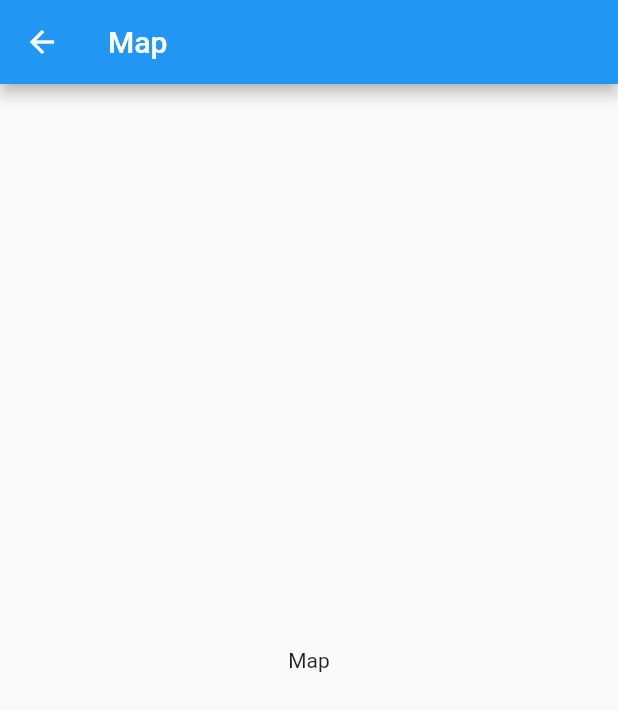
After one commit to YeonJeans/flutter-study, a Flutter app: the screen it shows after launch, after a tap on "CALL", on a phone screen of 412 x 824 dp. The commit adds this screen. Shown: the top 711 px of the screen. Run offline on Flutter 3.47's test engine with Material 2 defaults, Android fonts, the phone set to English and light mode, and no system bars.

Commit message:
[week3] 화면 이동

```diff
--- a/남수연/week2/my_app/lib/main.dart
+++ b/남수연/week2/my_app/lib/main.dart
@@ -1,4 +1,5 @@
 import 'package:flutter/material.dart';
+import 'map.dart';
 
 void main() {
   runApp(const MyApp());
@@ -10,13 +11,28 @@ class MyApp extends StatelessWidget {
   // This widget is the root of your application.
   @override
   Widget build(BuildContext context) {
+    double densityAmt = -1.0;
+    VisualDensity density =
+        VisualDensity(horizontal: densityAmt, vertical: densityAmt);
+
+    return MaterialApp(
+      initialRoute: '/',
+      routes: {
+        '/': (context) => Home(),
+        '/map': (context) => Map(),
+      },
+      theme: ThemeData(visualDensity: density),
+    );
+  }
+}
+
+class Home extends StatelessWidget {
   Widget titleSection = Container(
     // EdgeInsets.all() creates a symmetrical padding on all sides of the container
     padding: const EdgeInsets.all(32),
     child: Row(
       children: [
         // Expanded widget allows the column to take up all the remaining space
-          // flex-1
         Expanded(
           child: Column(
             // crossAxisAlignment: justify-content
@@ -46,18 +62,6 @@ class MyApp extends StatelessWidget {
     ),
   );
 
-    Color color = Theme.of(context).primaryColor;
-
-    Widget buttonSection = Row(
-      // mainAxisAlignment: align-items
-      mainAxisAlignment: MainAxisAlignment.spaceEvenly,
-      children: [
-        _buildButtonColumn(color, Icons.call, 'CALL'),
-        _buildButtonColumn(color, Icons.near_me, 'ROUTE'),
-        _buildButtonColumn(color, Icons.share, 'SHARE')
-      ],
-    );
-
   Widget textSection = const Padding(
     padding: EdgeInsets.all(32),
     child: Text(
@@ -71,9 +75,21 @@ class MyApp extends StatelessWidget {
     ),
   );
 
-    return MaterialApp(
-        title: 'Flutter layout demo',
-        home: Scaffold(
+  @override
+  Widget build(BuildContext context) {
+    Color color = Theme.of(context).primaryColor;
+
+    Widget buttonSection = Row(
+      // mainAxisAlignment: align-items
+      mainAxisAlignment: MainAxisAlignment.spaceEvenly,
+      children: [
+        _buildButtonColumn(color, Icons.call, 'CALL', context, '/map'),
+        _buildButtonColumn(color, Icons.near_me, 'ROUTE', context, '/map'),
+        _buildButtonColumn(color, Icons.share, 'SHARE', context, '/map')
+      ],
+    );
+
+    return Scaffold(
         appBar: AppBar(
           title: const Text('Flutter layout demo'),
         ),
@@ -89,11 +105,17 @@ class MyApp extends StatelessWidget {
             buttonSection,
             textSection
           ],
-            )));
+        ));
   }
 
-  Column _buildButtonColumn(Color color, IconData icon, String label) {
-    return Column(
+  GestureDetector _buildButtonColumn(Color color, IconData icon, String label,
+      BuildContext context, String route) {
+    return GestureDetector(
+        onTap: () {
+          Navigator.pushNamed(context, route);
+          print('tapped $label');
+        },
+        child: Column(
           mainAxisSize: MainAxisSize.min,
           mainAxisAlignment: MainAxisAlignment.center,
           children: [
@@ -110,6 +132,6 @@ class MyApp extends StatelessWidget {
               ),
             ),
           ],
-    );
+        ));
   }
 }
--- /dev/null
+++ b/남수연/week2/my_app/lib/map.dart
@@ -0,0 +1,21 @@
+import 'dart:io';
+import 'package:flutter/material.dart';
+
+class Map extends StatefulWidget {
+  @override
+  _MapState createState() => _MapState();
+}
+
+class _MapState extends State<Map> {
+  @override
+  Widget build(BuildContext context) {
+    return Scaffold(
+      appBar: AppBar(
+        title: Text('Map'),
+      ),
+      body: Center(
+        child: Text('Map'),
+      ),
+    );
+  }
+}
```
Lines whose indentation alone changed are shown as unchanged.
